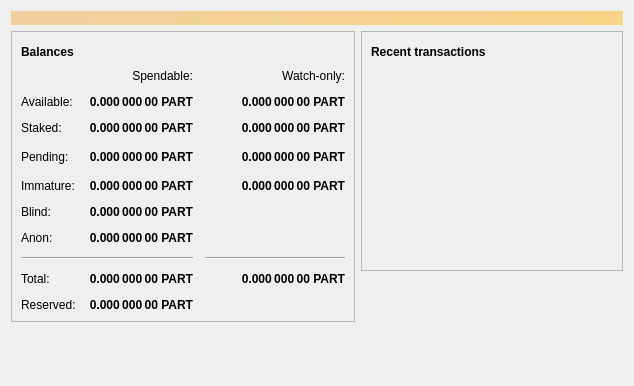
Before: the Qt Designer form src/qt/forms/overviewpage.ui in DarkPayCoin/darkpay-core, drawn with Qt 5.
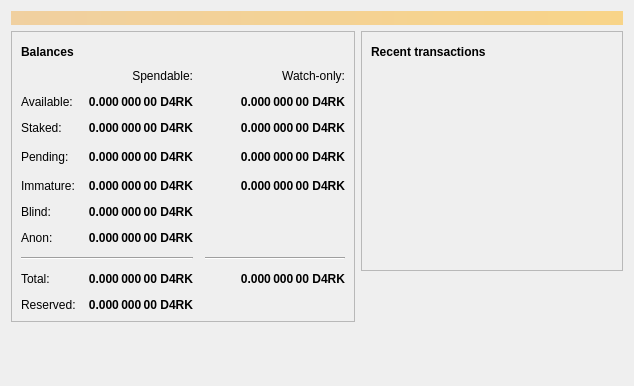
After: the same form once the commit is applied. Icons and pictures are not drawn.

```diff
--- a/src/qt/forms/overviewpage.ui
+++ b/src/qt/forms/overviewpage.ui
@@ -129,7 +129,7 @@
                <string>Your current staked balance</string>
               </property>
               <property name="text">
-               <string notr="true">0.000 000 00 PART</string>
+               <string notr="true">0.000 000 00 D4RK</string>
               </property>
               <property name="alignment">
                <set>Qt::AlignRight|Qt::AlignTrailing|Qt::AlignVCenter</set>
@@ -154,7 +154,7 @@
                <string>Your current watch-only staked balance</string>
               </property>
               <property name="text">
-               <string notr="true">0.000 000 00 PART</string>
+               <string notr="true">0.000 000 00 D4RK</string>
               </property>
               <property name="alignment">
                <set>Qt::AlignRight|Qt::AlignTrailing|Qt::AlignVCenter</set>
@@ -179,7 +179,7 @@
                <string>Mined balance in watch-only addresses that has not yet matured</string>
               </property>
               <property name="text">
-               <string notr="true">0.000 000 00 PART</string>
+               <string notr="true">0.000 000 00 D4RK</string>
               </property>
               <property name="alignment">
                <set>Qt::AlignRight|Qt::AlignTrailing|Qt::AlignVCenter</set>
@@ -217,7 +217,7 @@
                <string>Mined balance that has not yet matured</string>
               </property>
               <property name="text">
-               <string notr="true">0.000 000 00 PART</string>
+               <string notr="true">0.000 000 00 D4RK</string>
               </property>
               <property name="alignment">
                <set>Qt::AlignRight|Qt::AlignTrailing|Qt::AlignVCenter</set>
@@ -242,7 +242,7 @@
                <string>Unconfirmed transactions to watch-only addresses</string>
               </property>
               <property name="text">
-               <string notr="true">0.000 000 00 PART</string>
+               <string notr="true">0.000 000 00 D4RK</string>
               </property>
               <property name="alignment">
                <set>Qt::AlignRight|Qt::AlignTrailing|Qt::AlignVCenter</set>
@@ -267,7 +267,7 @@
                <string>Total of transactions that have yet to be confirmed, and do not yet count toward the spendable balance</string>
               </property>
               <property name="text">
-               <string notr="true">0.000 000 00 PART</string>
+               <string notr="true">0.000 000 00 D4RK</string>
               </property>
               <property name="alignment">
                <set>Qt::AlignRight|Qt::AlignTrailing|Qt::AlignVCenter</set>
@@ -318,7 +318,7 @@
                <string>Current total balance in watch-only addresses</string>
               </property>
               <property name="text">
-               <string notr="true">0.000 000 00 PART</string>
+               <string notr="true">0.000 000 00 D4RK</string>
               </property>
               <property name="alignment">
                <set>Qt::AlignRight|Qt::AlignTrailing|Qt::AlignVCenter</set>
@@ -350,7 +350,7 @@
                <string>Your current total balance</string>
               </property>
               <property name="text">
-               <string notr="true">0.000 000 00 PART</string>
+               <string notr="true">0.000 000 00 D4RK</string>
               </property>
               <property name="alignment">
                <set>Qt::AlignRight|Qt::AlignTrailing|Qt::AlignVCenter</set>
@@ -406,7 +406,7 @@
                <string>Your current balance in watch-only addresses</string>
               </property>
               <property name="text">
-               <string notr="true">0.000 000 00 PART</string>
+               <string notr="true">0.000 000 00 D4RK</string>
               </property>
               <property name="alignment">
                <set>Qt::AlignRight|Qt::AlignTrailing|Qt::AlignVCenter</set>
@@ -455,7 +455,7 @@
                <string>Your current spendable blinded balance</string>
               </property>
               <property name="text">
-               <string notr="true">0.000 000 00 PART</string>
+               <string notr="true">0.000 000 00 D4RK</string>
               </property>
               <property name="alignment">
                <set>Qt::AlignRight|Qt::AlignTrailing|Qt::AlignVCenter</set>
@@ -487,7 +487,7 @@
                <string>Your current spendable anon balance</string>
               </property>
               <property name="text">
-               <string notr="true">0.000 000 00 PART</string>
+               <string notr="true">0.000 000 00 D4RK</string>
               </property>
               <property name="alignment">
                <set>Qt::AlignRight|Qt::AlignTrailing|Qt::AlignVCenter</set>
@@ -512,7 +512,7 @@
                <string>Your current spendable balance</string>
               </property>
               <property name="text">
-               <string notr="true">0.000 000 00 PART</string>
+               <string notr="true">0.000 000 00 D4RK</string>
               </property>
               <property name="alignment">
                <set>Qt::AlignRight|Qt::AlignTrailing|Qt::AlignVCenter</set>
@@ -544,7 +544,7 @@
                <string>Your current spendable balance</string>
               </property>
               <property name="text">
-               <string notr="true">0.000 000 00 PART</string>
+               <string notr="true">0.000 000 00 D4RK</string>
               </property>
               <property name="alignment">
                <set>Qt::AlignRight|Qt::AlignTrailing|Qt::AlignVCenter</set>
```
